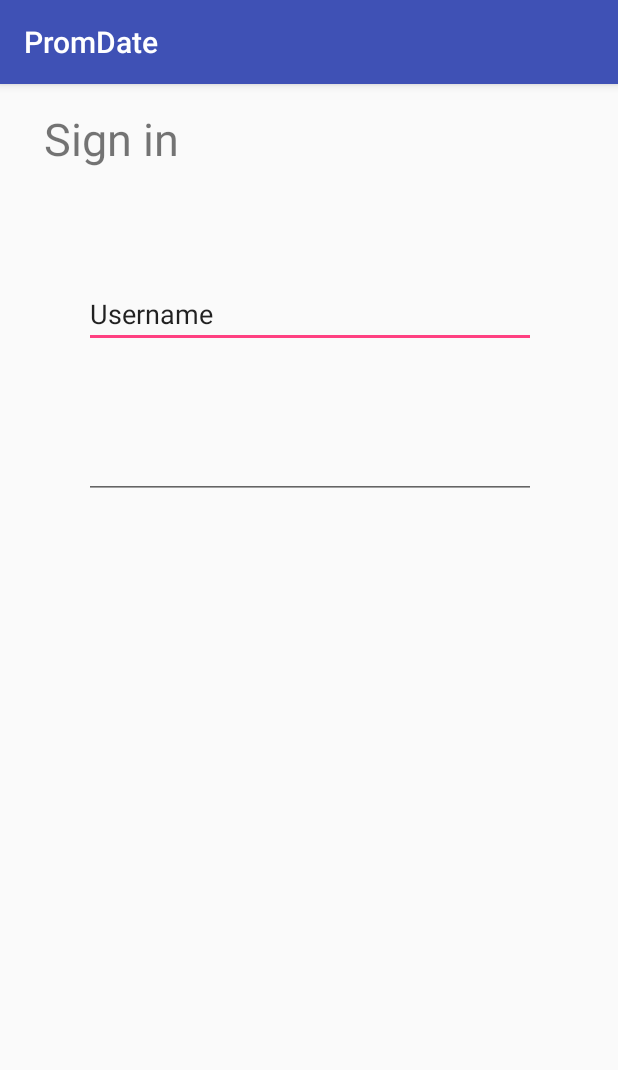
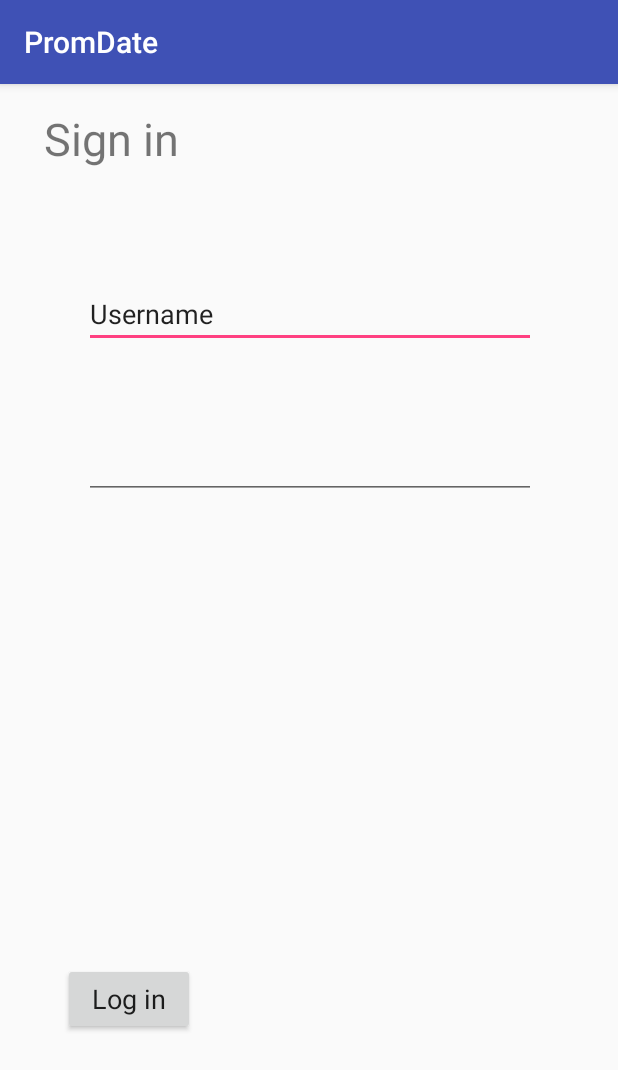
Before and after one commit to jpoist504/PromDate, an Android app: the screen it shows after launch (LoginPage), on a phone screen of 412 x 824 dp. Shown: the top 1070 px of the screen. Run offline under Robolectric (Android 15) with nearby library versions, the phone set to English and light mode, and no system bars.

Commit message:
Added a button

```diff
--- a/app/src/main/res/layout/activity_login_page.xml
+++ b/app/src/main/res/layout/activity_login_page.xml
@@ -45,4 +45,17 @@
         app:layout_constraintEnd_toEndOf="parent"
         app:layout_constraintStart_toStartOf="parent"
         app:layout_constraintTop_toBottomOf="@+id/editText" />
+
+    <Button
+        android:id="@+id/button"
+        android:layout_width="wrap_content"
+        android:layout_height="wrap_content"
+        android:layout_marginBottom="134dp"
+        android:layout_marginStart="42dp"
+        android:text="Log in"
+        android:textAppearance="@style/TextAppearance.AppCompat"
+        android:textSize="18sp"
+        android:typeface="normal"
+        app:layout_constraintBottom_toBottomOf="parent"
+        app:layout_constraintStart_toStartOf="parent" />
 </android.support.constraint.ConstraintLayout>
```
